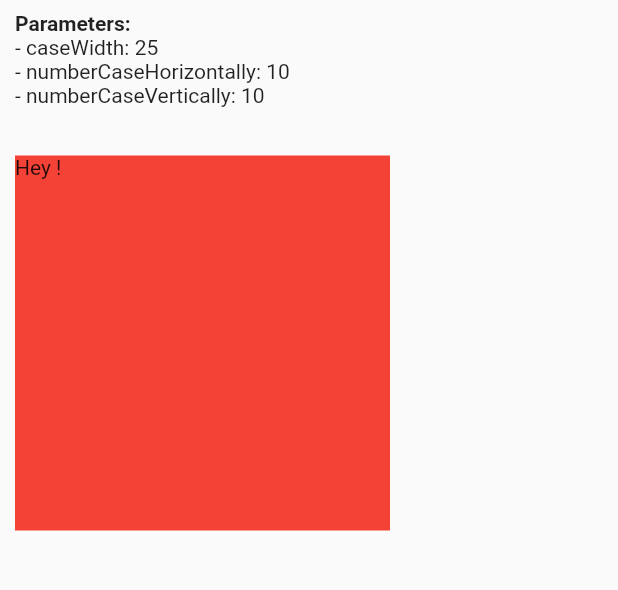
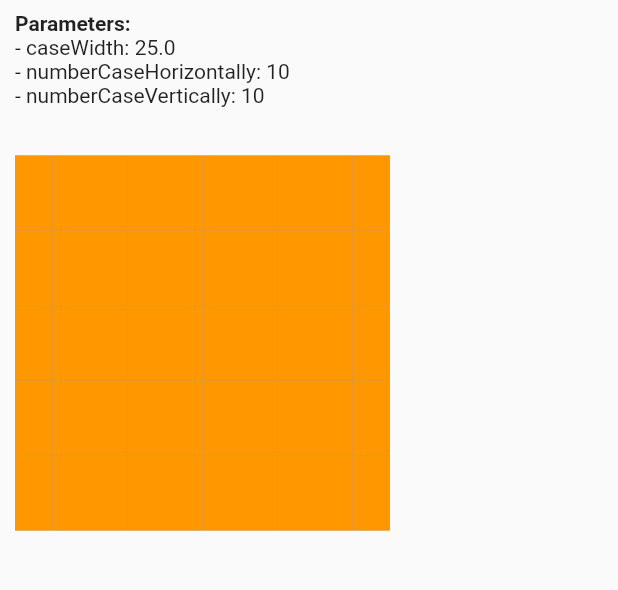
Before and after one commit to Tri7Ratops/flutter_snake, a Flutter app: the screen it shows after launch, on a phone screen of 412 x 824 dp, the part 188-778 px from its top. Run offline on Flutter 3.47's test engine with Material 2 defaults, Android fonts, the phone set to English and light mode, and no system bars; our stand-ins replace equatable.

```diff
--- a/lib/screens/home/views/home_page.dart
+++ b/lib/screens/home/views/home_page.dart
@@ -3,7 +3,7 @@ import 'package:flutter/material.dart';
 import 'package:flutter_snake/widgets/snake/snake.dart';
 
 class HomePage extends StatelessWidget {
-  final int caseWidth = 25;
+  final double caseWidth = 25.0;
   final int numberCaseHorizontally = 10;
   final int numberCaseVertically = 10;
 
--- a/lib/widgets/snake/snake_board.dart
+++ b/lib/widgets/snake/snake_board.dart
@@ -31,4 +31,22 @@ class SnakeBoard {
       y++;
     }
   }
+
+  SnakeGameCase? getCase(int y, int x) {
+    try {
+      return _board[y][x];
+    } catch (e) {
+      return null;
+    }
+  }
+
+  List<SnakeGameCase>? getLine(int index) {
+    try {
+      return _board[index];
+    } catch (e) {
+      return null;
+    }
+  }
+
+  List<List<SnakeGameCase>> get board => _board;
 }
--- a/lib/widgets/snake/snake_game.dart
+++ b/lib/widgets/snake/snake_game.dart
@@ -4,20 +4,22 @@ import 'package:flutter_snake/widgets/snake/snake_board.dart';
 import 'snake_game_case.dart';
 
 class SnakeGame extends StatefulWidget {
-  final int caseWidth;
+  final double caseWidth;
   final int numberCaseHorizontally;
   final int numberCaseVertically;
   final Duration durationBetweenTicks;
-  final Color? borderColor;
+  final Color borderColor;
+  final Color backgroundColor;
 
-  SnakeGame({
-    Key? key,
-    required this.caseWidth,
-    required this.numberCaseHorizontally,
-    required this.numberCaseVertically,
-    this.durationBetweenTicks = const Duration(seconds: 1),
-    this.borderColor,
-  }) : super(
+  SnakeGame(
+      {Key? key,
+      required this.caseWidth,
+      required this.numberCaseHorizontally,
+      required this.numberCaseVertically,
+      this.durationBetweenTicks = const Duration(seconds: 1),
+      this.borderColor = Colors.black,
+      this.backgroundColor = Colors.grey})
+      : super(
           key: key,
         ) {
     if (numberCaseVertically < 10 || numberCaseHorizontally < 10) {
@@ -46,10 +48,42 @@ class _SnakeGameState extends State<SnakeGame> {
   @override
   Widget build(BuildContext context) {
     return Container(
-      color: Colors.red,
-      width: (widget.caseWidth * widget.numberCaseHorizontally).toDouble(),
-      height: (widget.caseWidth * widget.numberCaseVertically).toDouble(),
-      child: Text("Hey !"),
+      color: widget.backgroundColor,
+      width: widget.caseWidth * widget.numberCaseHorizontally,
+      height: widget.caseWidth * widget.numberCaseVertically,
+      child: _printBoard(),
+    );
+  }
+
+  Column _printBoard() {
+    List<Widget> items = [];
+    int y = 0;
+    int x = 0;
+
+    while (_board.getLine(y) != null) {
+      List<Widget> tmp = [];
+      x = 0;
+      while (_board.getCase(y, x) != null) {
+        tmp.add(
+          Container(
+            width: widget.caseWidth,
+            height: widget.caseWidth,
+            color: Colors.orange,
+          ),
+        );
+        x++;
+      }
+      items.add(
+        Row(
+          children: tmp,
+        ),
+      );
+
+      y++;
+    }
+
+    return Column(
+      children: items,
     );
   }
 }
```
